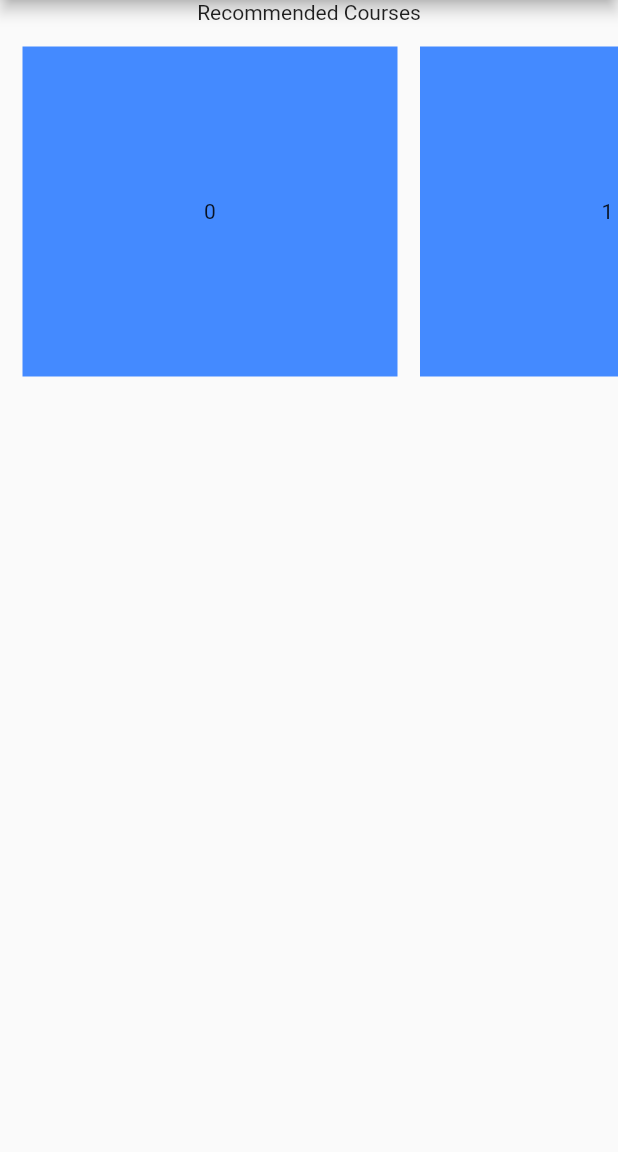
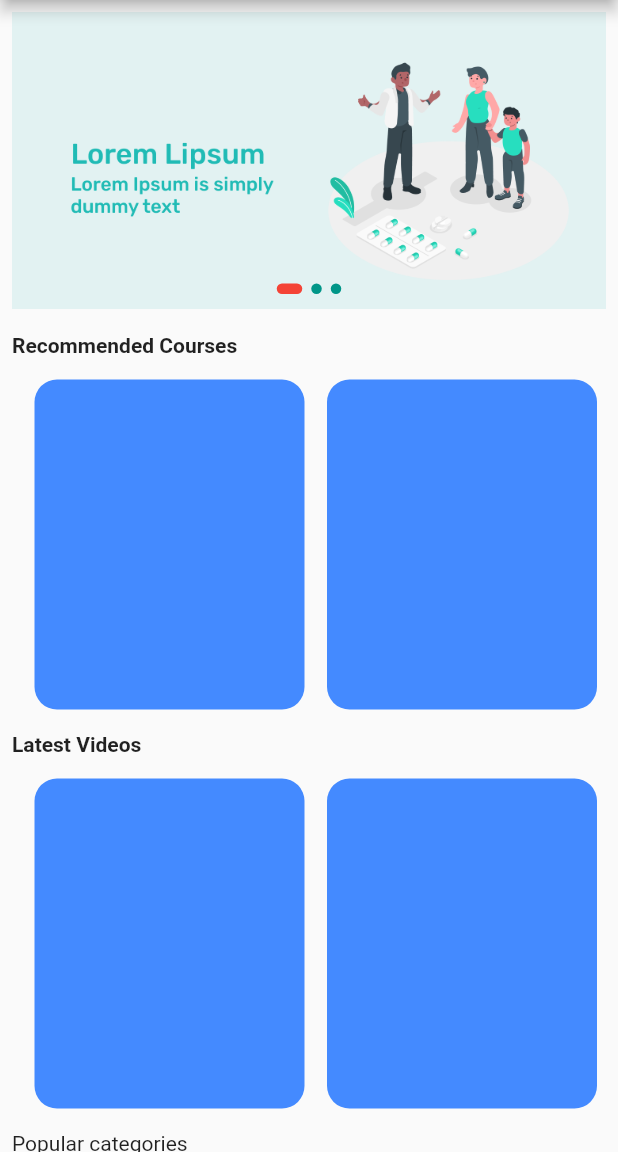
Before and after one commit to vaishnavivarkur/Assignment-01-CipherSchools, a Flutter app: the CoursesScreen screen opened directly, on a phone screen of 412 x 824 dp, the part 84-1236 px from its top. Run offline on Flutter 3.47's test engine with Material 2 defaults, Android fonts, the phone set to English and light mode, and no system bars; drawn by our look-alikes of carousel_slider.

Commit message:
added a bunch of stuff

```diff
--- a/lib/components/cards/course_card.dart
+++ b/lib/components/cards/course_card.dart
@@ -8,3 +8,14 @@ class CourseCard extends StatelessWidget {
     return Container();
   }
 }
+
+Widget buildCard(int index) => Container(
+      decoration: BoxDecoration(
+        borderRadius: BorderRadius.circular(15),
+        color: Colors.blueAccent,
+      ),
+      width: 180,
+      child: Center(
+        child: Text("$index"),
+      ),
+    );
--- a/lib/components/lists/recommended_courses_list.dart
+++ b/lib/components/lists/recommended_courses_list.dart
@@ -1,41 +1 @@
 import 'package:flutter/material.dart';
-
-class RecommendCourseList extends StatefulWidget {
-  const RecommendCourseList({Key? key}) : super(key: key);
-
-  @override
-  State<RecommendCourseList> createState() => _RecommendCourseListState();
-}
-
-class _RecommendCourseListState extends State<RecommendCourseList> {
-  @override
-  Widget build(BuildContext context) {
-    return Scaffold(
-      body: SizedBox(
-        height: 350,
-        child: ListView.separated(
-          separatorBuilder: (BuildContext context, int index) {
-            return const SizedBox(
-              width: 15,
-            );
-          },
-          scrollDirection: Axis.horizontal,
-          padding: const EdgeInsets.all(15),
-          itemCount: 10,
-          itemBuilder: (context, index) {
-            return buildCard(index);
-          },
-        ),
-      ),
-    );
-  }
-
-  Widget buildCard(int index) => Container(
-        color: Colors.blueAccent,
-        width: 250,
-        height: 350,
-        child: Center(
-          child: Text("$index"),
-        ),
-      );
-}
--- a/lib/screens/courses_screen.dart
+++ b/lib/screens/courses_screen.dart
@@ -1,6 +1,5 @@
-//import 'package:cipherschools/components/lists/recommended_courses_list.dart';
-//import 'package:cipherschools/components/navbar.dart';
 import 'package:flutter/material.dart';
+import 'package:carousel_slider/carousel_slider.dart';
 
 class CoursesScreen extends StatefulWidget {
   const CoursesScreen({Key? key}) : super(key: key);
@@ -10,6 +9,13 @@ class CoursesScreen extends StatefulWidget {
 }
 
 class _CoursesScreenState extends State<CoursesScreen> {
+  List imageList = [
+    {"id": 1, "image_path": 'assets/images/banner.png'},
+    {"id": 2, "image_path": 'assets/images/banner.png'},
+    {"id": 3, "image_path": 'assets/images/banner.png'}
+  ];
+  final CarouselController carouselController = CarouselController();
+  int currentIndex = 0;
   @override
   Widget build(BuildContext context) {
     return Scaffold(
@@ -20,11 +26,74 @@ class _CoursesScreenState extends State<CoursesScreen> {
         ),
         backgroundColor: Colors.orangeAccent,
       ),
-      body: Column(
+      body: ListView(
+        padding: const EdgeInsets.all(8.0),
         children: [
-          const Text(
-            "Recommended Courses",
-            style: TextStyle(),
+          Stack(
+            children: [
+              InkWell(
+                onTap: () {
+                  print(currentIndex);
+                },
+                child: CarouselSlider(
+                  items: imageList
+                      .map(
+                        (item) => Image.asset(
+                          item['image_path'],
+                          fit: BoxFit.cover,
+                          width: double.infinity,
+                        ),
+                      )
+                      .toList(),
+                  carouselController: carouselController,
+                  options: CarouselOptions(
+                    scrollPhysics: const BouncingScrollPhysics(),
+                    autoPlay: true,
+                    aspectRatio: 2,
+                    viewportFraction: 1,
+                    onPageChanged: (index, reason) {
+                      setState(() {
+                        currentIndex = index;
+                      });
+                    },
+                  ),
+                ),
+              ),
+              Positioned(
+                bottom: 10,
+                left: 0,
+                right: 0,
+                child: Row(
+                  mainAxisAlignment: MainAxisAlignment.center,
+                  children: imageList.asMap().entries.map((entry) {
+                    return GestureDetector(
+                      onTap: () => carouselController.animateToPage(entry.key),
+                      child: Container(
+                        width: currentIndex == entry.key ? 17 : 7,
+                        height: 7.0,
+                        margin: const EdgeInsets.symmetric(
+                          horizontal: 3.0,
+                        ),
+                        decoration: BoxDecoration(
+                            borderRadius: BorderRadius.circular(10),
+                            color: currentIndex == entry.key
+                                ? Colors.red
+                                : Colors.teal),
+                      ),
+                    );
+                  }).toList(),
+                ),
+              ),
+            ],
+          ),
+          const Padding(
+            padding: EdgeInsets.only(top: 16.0),
+            child: Text(
+              "Recommended Courses",
+              style: TextStyle(
+                fontWeight: FontWeight.bold,
+              ),
+            ),
           ),
           SizedBox(
             height: 250,
@@ -42,17 +111,57 @@ class _CoursesScreenState extends State<CoursesScreen> {
               },
             ),
           ),
+          const Text(
+            "Latest Videos",
+            style: TextStyle(fontWeight: FontWeight.bold),
+          ),
+          SizedBox(
+            height: 250,
+            child: ListView.separated(
+              separatorBuilder: (BuildContext context, int index) {
+                return const SizedBox(
+                  width: 15,
+                );
+              },
+              scrollDirection: Axis.horizontal,
+              padding: const EdgeInsets.all(15),
+              itemCount: 10,
+              itemBuilder: (context, index) {
+                return buildCard(index);
+              },
+            ),
+          ),
+          const Text("Popular categories"),
+          SizedBox(
+            height: 180,
+            child: ListView.separated(
+              separatorBuilder: (BuildContext context, int index) {
+                return const SizedBox(
+                  width: 15,
+                );
+              },
+              scrollDirection: Axis.horizontal,
+              padding: const EdgeInsets.all(15),
+              itemCount: 10,
+              itemBuilder: (context, index) {
+                return buildCard(index);
+              },
+            ),
+          ),
+          const Text("All courses"),
         ],
       ),
     );
   }
 
   Widget buildCard(int index) => Container(
-        color: Colors.blueAccent,
-        width: 250,
-        height: 350,
-        child: Center(
-          child: Text("$index"),
+        decoration: BoxDecoration(
+          borderRadius: BorderRadius.circular(15),
+          color: Colors.blueAccent,
+        ),
+        width: 180,
+        child: Column(
+          children: [],
         ),
       );
 }
--- a/pubspec.yaml
+++ b/pubspec.yaml
@@ -30,7 +30,7 @@ environment:
 dependencies:
   flutter:
     sdk: flutter
-
+  carousel_slider: ^4.2.1
 
   # The following adds the Cupertino Icons font to your application.
   # Use with the CupertinoIcons class for iOS style icons.
@@ -59,8 +59,8 @@ flutter:
   uses-material-design: true
 
   # To add assets to your application, add an assets section, like this:
-  # assets:
-  #   - images/a_dot_burr.jpeg
+  assets:
+    - assets/images/
   #   - images/a_dot_ham.jpeg
 
   # An image asset can refer to one or more resolution-specific "variants", see
```
Also changed, not shown: assets/images/banner.png (added), lib/components/cards/moving_card.dart (deleted), pubspec.lock.
